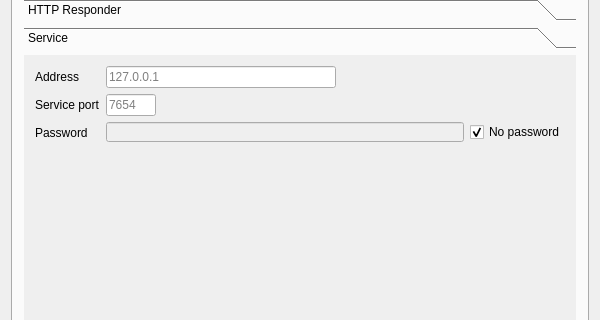
Above: src/ui/mainwindow.ui from mcptr/dbl-ui-qt before the change; both pictures show x 0 to 600 and y 96 to 416 of the 600 by 500 pixel window. Below: the same form after it.
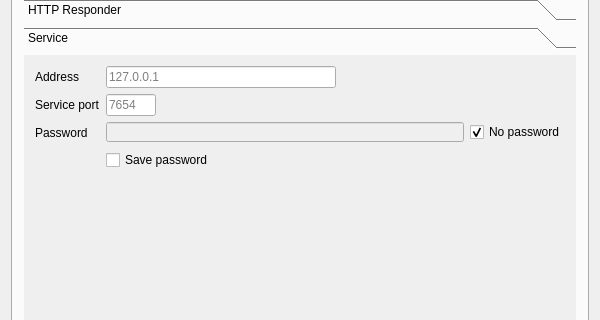
That is the form after the change. The open tabs and pages were chosen to show the change.

Diff of the .ui file:
```diff
--- a/src/ui/mainwindow.ui
+++ b/src/ui/mainwindow.ui
@@ -686,6 +686,13 @@
                 </item>
                </layout>
               </item>
+              <item row="3" column="1">
+               <widget class="QCheckBox" name="saveServicePassword">
+                <property name="text">
+                 <string>Save password</string>
+                </property>
+               </widget>
+              </item>
              </layout>
             </item>
            </layout>
```
Left out of the diff: 2 changed lines with no effect on the pictures.
